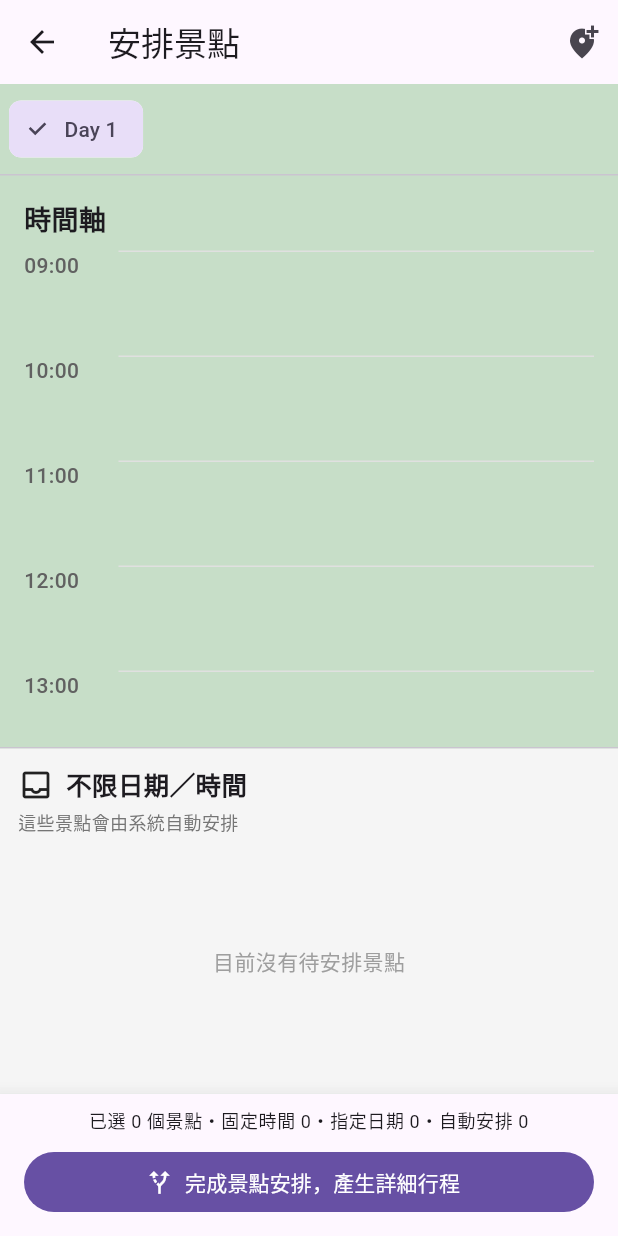
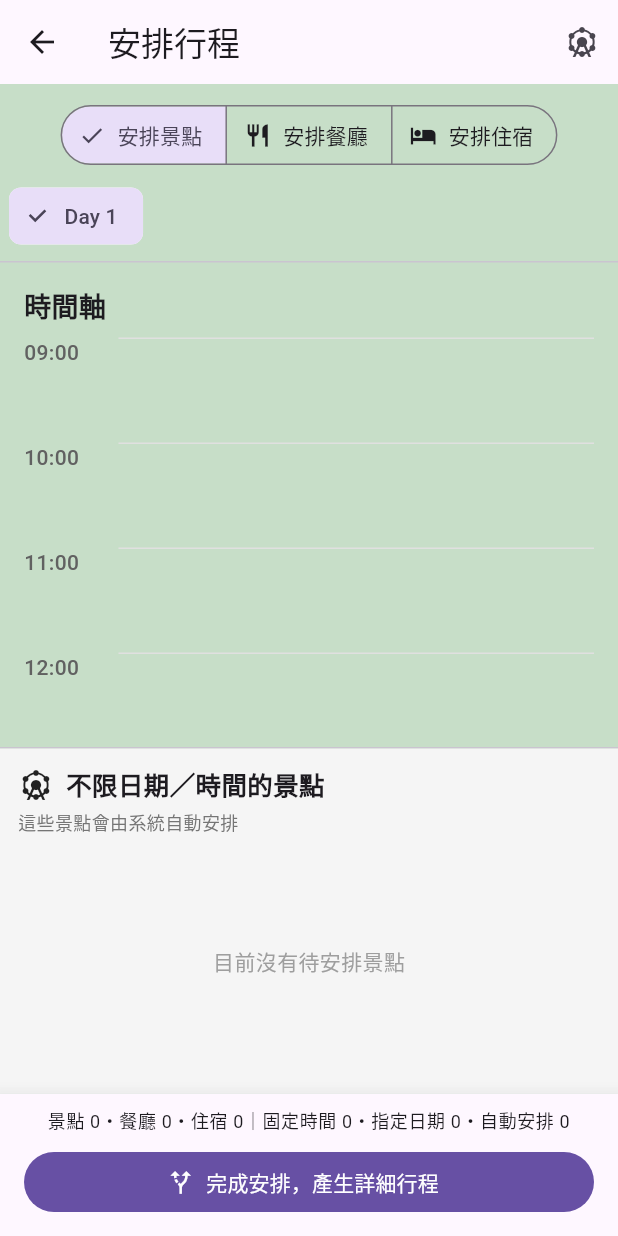
Before and after one commit to bai231/taipei_travel_app, a Flutter app: the TripPlannerPage screen opened directly with empty values, on a phone screen of 412 x 824 dp. Run offline on Flutter 3.47's test engine with Material 3 defaults, Android fonts, the phone set to English and light mode, and no system bars; our stand-ins replace geolocator, google_maps_flutter, supabase_flutter; missing offline and left inert: dart:js_interop; accounts and stored records are empty.

Commit message:
feat: integrate attraction restaurant and accommodation planning

```diff
--- a/lib/pages/trip_planner_page.dart
+++ b/lib/pages/trip_planner_page.dart
@@ -7,6 +7,7 @@ import '../features/route_planning/models/route_place_input.dart';
 import '../features/route_planning/pages/itinerary_result_page.dart';
 import '../features/route_planning/services/itinerary_planning_service.dart';
 import '../services/place_service.dart';
+import '../widgets/trip/planner_item_picker.dart';
 
 class TripPlannerPage extends StatefulWidget {
   final TripRequest request;
@@ -36,70 +37,27 @@ class _TripPlannerPageState extends State<TripPlannerPage> {
   // ============================================================
 
   int _selectedDay = 1;
+  PlaceType _selectedType = PlaceType.attraction;
   bool _isGenerating = false;
+  bool _isWaitingForTdx = false;
   String? _planningMessage;
+  ItineraryPlanningControl? _planningControl;
 
   void _showPlacePicker() {
     showModalBottomSheet(
       context: context,
-
       isScrollControlled: true,
-
       builder: (context) {
         return SizedBox(
-          height: MediaQuery.of(context).size.height * 0.75,
-
-          child: Column(
-            children: [
-              const Padding(
-                padding: EdgeInsets.all(16),
-
-                child: Text(
-                  "選擇景點",
-
-                  style: TextStyle(fontSize: 20, fontWeight: FontWeight.bold),
-                ),
-              ),
-
-              const Divider(),
-
-              Expanded(
-                child: ListView.builder(
-                  itemCount: widget.places.length,
-
-                  itemBuilder: (context, index) {
-                    final place = widget.places[index];
-
-                    final alreadyAdded = _selectedPlaces.any(
-                      (item) => item.place.id == place.id,
-                    );
-
-                    return ListTile(
-                      leading: const Icon(Icons.place),
-
-                      title: Text(place.name),
-
-                      subtitle: Text(
-                        "⭐ ${place.rating}   "
-                        "停留 ${place.stayTime} 分鐘",
-                      ),
-
-                      trailing: IconButton(
-                        icon: Icon(alreadyAdded ? Icons.check : Icons.add),
-
-                        onPressed: alreadyAdded
-                            ? null
-                            : () {
-                                _addPlace(place);
-
-                                Navigator.pop(context);
-                              },
-                      ),
-                    );
-                  },
-                ),
-              ),
-            ],
+          height: MediaQuery.of(context).size.height * 0.82,
+          child: PlannerItemPicker(
+            type: _selectedType,
+            places: widget.places,
+            selectedPlaceIds: _selectedPlaces
+                .map((item) => item.place.id)
+                .toSet(),
+            onConfirmed: (places) =>
+                _replacePlacesForType(type: _selectedType, places: places),
           ),
         );
       },
@@ -110,13 +68,13 @@ class _TripPlannerPageState extends State<TripPlannerPage> {
   Widget build(BuildContext context) {
     return Scaffold(
       appBar: AppBar(
-        title: const Text("安排景點"),
+        title: const Text("安排行程"),
 
         actions: [
           IconButton(
-            icon: const Icon(Icons.add_location_alt),
+            icon: Icon(_typeIcon(_selectedType)),
 
-            tooltip: "新增景點",
+            tooltip: "新增${_typeName(_selectedType)}",
 
             onPressed: _isGenerating ? null : _showPlacePicker,
           ),
@@ -125,6 +83,8 @@ class _TripPlannerPageState extends State<TripPlannerPage> {
 
       body: Column(
         children: [
+          _buildTypeSelector(),
+
           // Day 選擇
           _buildDaySelector(),
 
@@ -148,6 +108,9 @@ class _TripPlannerPageState extends State<TripPlannerPage> {
     final automaticCount = _selectedPlaces
         .where((item) => item.day == null)
         .length;
+    final attractionCount = _countSelected(PlaceType.attraction);
+    final restaurantCount = _countSelected(PlaceType.restaurant);
+    final accommodationCount = _countSelected(PlaceType.accommodation);
 
     return SafeArea(
       top: false,
@@ -160,10 +123,9 @@ class _TripPlannerPageState extends State<TripPlannerPage> {
             crossAxisAlignment: CrossAxisAlignment.stretch,
             children: [
               Text(
-                '已選 ${_selectedPlaces.length} 個景點・'
-                '固定時間 $fixedTimeCount・'
-                '指定日期 $fixedDayCount・'
-                '自動安排 $automaticCount',
+                '景點 $attractionCount・餐廳 $restaurantCount・'
+                '住宿 $accommodationCount｜固定時間 $fixedTimeCount・'
+                '指定日期 $fixedDayCount・自動安排 $automaticCount',
                 style: Theme.of(context).textTheme.bodySmall,
                 textAlign: TextAlign.center,
               ),
@@ -179,9 +141,17 @@ class _TripPlannerPageState extends State<TripPlannerPage> {
                 label: Text(
                   _isGenerating
                       ? (_planningMessage ?? '正在安排詳細行程…')
-                      : '完成景點安排，產生詳細行程',
+                      : '完成安排，產生詳細行程',
                 ),
               ),
+              if (_isWaitingForTdx) ...[
+                const SizedBox(height: 8),
+                OutlinedButton.icon(
+                  onPressed: _useEstimatesForRemainingRoutes,
+                  icon: const Icon(Icons.fast_forward),
+                  label: const Text('取消等待，後續改用估算'),
+                ),
+              ],
             ],
           ),
         ),
@@ -192,6 +162,30 @@ class _TripPlannerPageState extends State<TripPlannerPage> {
   // ============================================================
   // Day 選擇器
   // ============================================================
+
+  Widget _buildTypeSelector() {
+    return SingleChildScrollView(
+      scrollDirection: Axis.horizontal,
+      padding: const EdgeInsets.fromLTRB(12, 10, 12, 0),
+      child: SegmentedButton<PlaceType>(
+        segments: PlaceType.values
+            .map(
+              (type) => ButtonSegment<PlaceType>(
+                value: type,
+                icon: Icon(_typeIcon(type)),
+                label: Text('安排${_typeName(type)}'),
+              ),
+            )
+            .toList(),
+        selected: {_selectedType},
+        onSelectionChanged: _isGenerating
+            ? null
+            : (selection) {
+                setState(() => _selectedType = selection.first);
+              },
+      ),
+    );
+  }
 
   Widget _buildDaySelector() {
     return SizedBox(
@@ -375,7 +369,10 @@ class _TripPlannerPageState extends State<TripPlannerPage> {
 
       child: Row(
         children: [
-          Icon(constraint.locked ? Icons.lock : Icons.place, size: 18),
+          Icon(
+            constraint.locked ? Icons.lock : _typeIcon(constraint.place.type),
+            size: 18,
+          ),
 
           const SizedBox(width: 8),
 
@@ -425,7 +422,12 @@ class _TripPlannerPageState extends State<TripPlannerPage> {
 
   Widget _buildUnscheduledArea() {
     final unscheduledPlaces = _selectedPlaces
-        .where((item) => item.day == null && item.startMinutes == null)
+        .where(
+          (item) =>
+              item.day == null &&
+              item.startMinutes == null &&
+              item.place.type == _selectedType,
+        )
         .toList();
 
     return Container(
@@ -443,14 +445,17 @@ class _TripPlannerPageState extends State<TripPlannerPage> {
         children: [
           Row(
             children: [
-              const Icon(Icons.inbox_outlined),
+              Icon(_typeIcon(_selectedType)),
 
               const SizedBox(width: 8),
 
-              const Text(
-                "不限日期／時間",
+              Text(
+                "不限日期／時間的${_typeName(_selectedType)}",
 
-                style: TextStyle(fontSize: 17, fontWeight: FontWeight.bold),
+                style: const TextStyle(
+                  fontSize: 17,
+                  fontWeight: FontWeight.bold,
+                ),
               ),
             ],
           ),
@@ -458,7 +463,7 @@ class _TripPlannerPageState extends State<TripPlannerPage> {
           const SizedBox(height: 4),
 
           Text(
-            "這些景點會由系統自動安排",
+            "這些${_typeName(_selectedType)}會由系統自動安排",
 
             style: TextStyle(fontSize: 12, color: Colors.grey.shade600),
           ),
@@ -469,7 +474,7 @@ class _TripPlannerPageState extends State<TripPlannerPage> {
             child: unscheduledPlaces.isEmpty
                 ? Center(
                     child: Text(
-                      "目前沒有待安排景點",
+                      "目前沒有待安排${_typeName(_selectedType)}",
                       style: TextStyle(color: Colors.grey.shade500),
                     ),
                   )
@@ -520,7 +525,7 @@ class _TripPlannerPageState extends State<TripPlannerPage> {
                     ),
                   ),
                   IconButton(
-                    tooltip: '移除景點',
+                    tooltip: '移除${_typeName(constraint.place.type)}',
                     onPressed: _isGenerating
                         ? null
                         : () => _removePlace(constraint),
@@ -571,7 +576,7 @@ class _TripPlannerPageState extends State<TripPlannerPage> {
 
         child: Row(
           children: [
-            const Icon(Icons.schedule),
+            Icon(_typeIcon(constraint.place.type)),
 
             const SizedBox(width: 10),
 
@@ -609,7 +614,7 @@ class _TripPlannerPageState extends State<TripPlannerPage> {
             ),
 
             IconButton(
-              tooltip: '移除景點',
+              tooltip: '移除${_typeName(constraint.place.type)}',
               onPressed: _isGenerating ? null : () => _removePlace(constraint),
               icon: const Icon(Icons.close),
             ),
@@ -741,18 +746,13 @@ class _TripPlannerPageState extends State<TripPlannerPage> {
     if (_selectedPlaces.isEmpty) {
       ScaffoldMessenger.of(
         context,
-      ).showSnackBar(const SnackBar(content: Text('請至少加入一個景點')));
+      ).showSnackBar(const SnackBar(content: Text('請至少加入一個行程項目')));
       return;
     }
 
     final invalidPlaces = _selectedPlaces
         .where(
-          (constraint) =>
-              !PlaceService.isInLocation(
-                place: constraint.place,
-                location: widget.request.location,
-              ) ||
-              !PlaceService.hasUsableCoordinates(constraint.place),
+          (constraint) => !PlaceService.hasUsableCoordinates(constraint.place),
         )
         .map((constraint) => constraint.place.name)
         .toList();
@@ -760,17 +760,20 @@ class _TripPlannerPageState extends State<TripPlannerPage> {
       ScaffoldMessenger.of(context).showSnackBar(
         SnackBar(
           content: Text(
-            '以下景點不屬於 ${widget.request.location} 或缺少有效座標：'
-            '${invalidPlaces.join('、')}。請移除後重新產生行程。',
+            '以下行程項目缺少有效座標：${invalidPlaces.join('、')}。'
+            '請移除後重新產生行程。',
           ),
         ),
       );
       return;
     }
 
+    final planningControl = ItineraryPlanningControl();
     setState(() {
       _isGenerating = true;
+      _isWaitingForTdx = false;
       _planningMessage = '正在整理景點限制…';
+      _planningControl = planningControl;
     });
 
     try {
@@ -790,12 +793,19 @@ class _TripPlannerPageState extends State<TripPlannerPage> {
           if (!mounted) return;
           setState(() => _planningMessage = message);
         },
+        onRateLimitWait: (remaining) {
+          if (!mounted) return;
+          setState(() => _isWaitingForTdx = remaining != null);
+        },
+        control: planningControl,
       );
       if (!mounted) return;
 
       setState(() {
         _isGenerating = false;
+        _isWaitingForTdx = false;
         _planningMessage = null;
+        _planningControl = null;
       });
       await Navigator.of(context).push(
         MaterialPageRoute(
@@ -814,21 +824,43 @@ class _TripPlannerPageState extends State<TripPlannerPage> {
       if (mounted && _isGenerating) {
         setState(() {
           _isGenerating = false;
+          _isWaitingForTdx = false;
           _planningMessage = null;
+          _planningControl = null;
         });
       }
     }
   }
 
-  // ============================================================
-  // 加入景點
-  // ============================================================
+  void _useEstimatesForRemainingRoutes() {
+    _planningControl?.useEstimates();
+    setState(() {
+      _isWaitingForTdx = false;
+      _planningMessage = '已取消 TDX 等待，正在以估計時間完成行程…';
+    });
+  }
 
-  void _addPlace(Place place) {
+  void _replacePlacesForType({
+    required PlaceType type,
+    required List<Place> places,
+  }) {
+    final selectedIds = places.map((place) => place.id).toSet();
     setState(() {
-      _selectedPlaces.add(
-        TripPlaceConstraint(place: place, day: null, startMinutes: null),
+      _selectedPlaces.removeWhere(
+        (constraint) =>
+            constraint.place.type == type &&
+            !selectedIds.contains(constraint.place.id),
       );
+      final existingIds = _selectedPlaces
+          .map((constraint) => constraint.place.id)
+          .toSet();
+      for (final place in places) {
+        if (existingIds.add(place.id)) {
+          _selectedPlaces.add(
+            TripPlaceConstraint(place: place, day: null, startMinutes: null),
+          );
+        }
+      }
     });
   }
 
@@ -840,6 +872,26 @@ class _TripPlannerPageState extends State<TripPlannerPage> {
     setState(() {
       _selectedPlaces.remove(constraint);
     });
+  }
+
+  int _countSelected(PlaceType type) {
+    return _selectedPlaces.where((item) => item.place.type == type).length;
+  }
+
+  String _typeName(PlaceType type) {
+    return switch (type) {
+      PlaceType.attraction => '景點',
+      PlaceType.restaurant => '餐廳',
+      PlaceType.accommodation => '住宿',
+    };
+  }
+
+  IconData _typeIcon(PlaceType type) {
+    return switch (type) {
+      PlaceType.attraction => Icons.attractions,
+      PlaceType.restaurant => Icons.restaurant,
+      PlaceType.accommodation => Icons.hotel,
+    };
   }
 
   // ============================================================
```
Also changed, not shown: lib/pages/trip_page.dart (+3 -19 lines), 1 other file.
